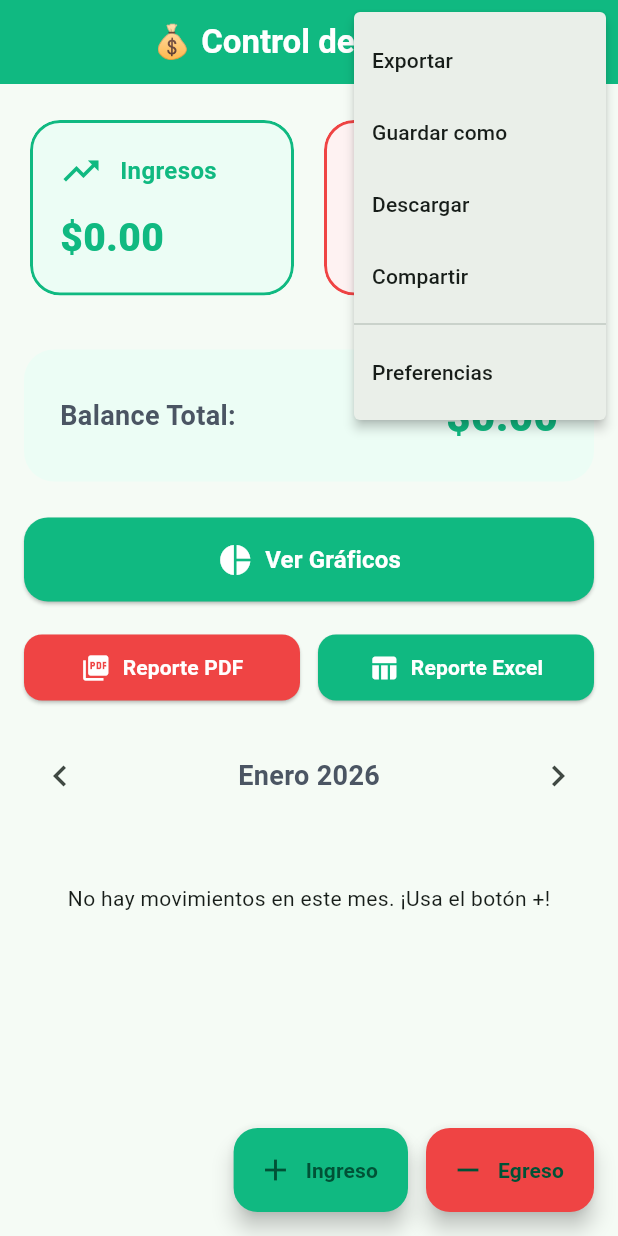
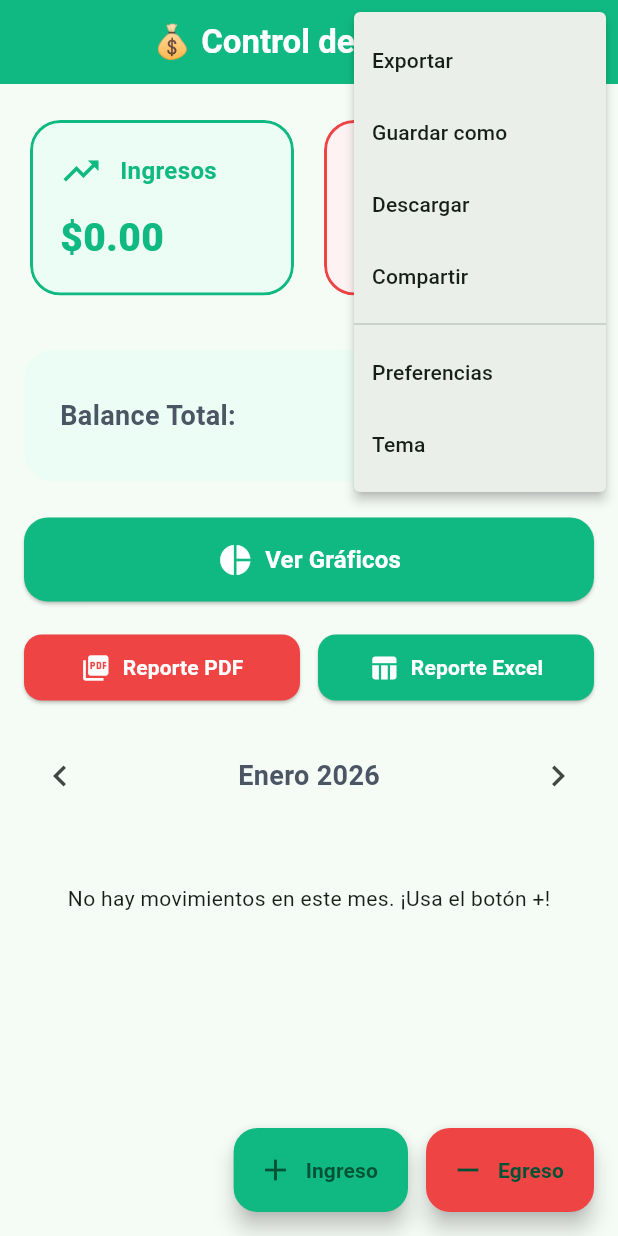
Before and after one commit to florenciaballonlp-create/Zentavo, a Flutter app: the screen it shows after launch, after a tap on the "more vert" icon, on a phone screen of 412 x 824 dp. Run offline on Flutter 3.47's test engine with Material 3 defaults, Android fonts, the phone set to English and light mode, and no system bars; our stand-ins replace file_picker, fl_chart, pdf, share_plus, shared_preferences; missing offline and left inert: excel.

Commit message:
feat: soporte para Dark Mode (tema oscuro)
- Agregado tema oscuro profesional con colores optimizados
- La app ahora sigue la configuración del sistema automáticamente
- Menú de "Tema" en el AppBar para cambiar: Sistema / Claro / Oscuro
- Preferencia de tema guardada en SharedPreferences
- Temas definidos: light y dark
- Material Design 3 con soporte completo para ambos modos
- Tests pasando (9/9 ✅)

```diff
--- a/lib/main.dart
+++ b/lib/main.dart
@@ -12,14 +12,62 @@ import 'package:file_picker/file_picker.dart';
 
 void main() => runApp(const ExpenseApp());
 
-class ExpenseApp extends StatelessWidget {
+class ExpenseApp extends StatefulWidget {
   const ExpenseApp({super.key});
+
+  @override
+  State<ExpenseApp> createState() => _ExpenseAppState();
+}
+
+class _ExpenseAppState extends State<ExpenseApp> {
+  late Future<ThemeMode> _themeModeFuture;
+
+  @override
+  void initState() {
+    super.initState();
+    _themeModeFuture = _loadThemeMode();
+  }
+
+  Future<ThemeMode> _loadThemeMode() async {
+    final prefs = await SharedPreferences.getInstance();
+    final themeModeString = prefs.getString('themeMode') ?? 'system';
+    switch (themeModeString) {
+      case 'light':
+        return ThemeMode.light;
+      case 'dark':
+        return ThemeMode.dark;
+      default:
+        return ThemeMode.system;
+    }
+  }
+
+  Future<void> _setThemeMode(ThemeMode mode) async {
+    final prefs = await SharedPreferences.getInstance();
+    String modeString;
+    switch (mode) {
+      case ThemeMode.light:
+        modeString = 'light';
+        break;
+      case ThemeMode.dark:
+        modeString = 'dark';
+        break;
+      case ThemeMode.system:
+        modeString = 'system';
+    }
+    await prefs.setString('themeMode', modeString);
+    setState(() {});
+  }
 
   @override
   Widget build(BuildContext context) {
+    return FutureBuilder<ThemeMode>(
+      future: _themeModeFuture,
+      builder: (context, snapshot) {
+        final themeMode = snapshot.data ?? ThemeMode.system;
         return MaterialApp(
           debugShowCheckedModeBanner: false,
           title: 'Control de Gastos',
+          themeMode: themeMode,
           theme: ThemeData(
             colorSchemeSeed: const Color(0xFF10B981),
             useMaterial3: true,
@@ -36,13 +84,35 @@ class ExpenseApp extends StatelessWidget {
               foregroundColor: Colors.white,
             ),
           ),
-      home: const HomePage(),
+          darkTheme: ThemeData(
+            colorSchemeSeed: const Color(0xFF10B981),
+            useMaterial3: true,
+            brightness: Brightness.dark,
+            cardTheme: CardThemeData(
+              elevation: 2,
+              shape: RoundedRectangleBorder(borderRadius: BorderRadius.circular(16)),
+              clipBehavior: Clip.antiAlias,
+              color: const Color(0xFF1E1E1E),
+            ),
+            appBarTheme: AppBarTheme(
+              elevation: 0,
+              centerTitle: true,
+              backgroundColor: const Color(0xFF10B981),
+              foregroundColor: Colors.white,
+            ),
+            scaffoldBackgroundColor: const Color(0xFF121212),
+          ),
+          home: HomePage(onThemeModeChanged: _setThemeMode),
+        );
+      },
     );
   }
 }
 
 class HomePage extends StatefulWidget {
-  const HomePage({super.key});
+  final Function(ThemeMode)? onThemeModeChanged;
+
+  const HomePage({super.key, this.onThemeModeChanged});
 
   @override
   State<HomePage> createState() => _HomePageState();
@@ -142,6 +212,59 @@ class _HomePageState extends State<HomePage> {
                 value: 'documents',
                 groupValue: _exportDefault,
                 onChanged: (v) { if (v != null) { _setExportDefault(v); Navigator.of(context).pop(); } },
+              ),
+            ],
+          ),
+          actions: [TextButton(onPressed: () => Navigator.of(context).pop(), child: const Text('Cerrar'))],
+        );
+      },
+    );
+  }
+
+  void _showThemeDialog() {
+    showDialog(
+      context: context,
+      builder: (_) {
+        return AlertDialog(
+          title: const Text('Tema de la aplicación'),
+          content: Column(
+            mainAxisSize: MainAxisSize.min,
+            children: [
+              RadioListTile<String>(
+                title: const Text('Seguir configuración del sistema'),
+                secondary: const Icon(Icons.brightness_auto),
+                value: 'system',
+                groupValue: 'system', // Se actualiza desde ExpenseApp
+                onChanged: (v) {
+                  Navigator.of(context).pop();
+                  if (widget.onThemeModeChanged != null) {
+                    widget.onThemeModeChanged!(ThemeMode.system);
+                  }
+                },
+              ),
+              RadioListTile<String>(
+                title: const Text('Modo claro'),
+                secondary: const Icon(Icons.light_mode),
+                value: 'light',
+                groupValue: 'light',
+                onChanged: (v) {
+                  Navigator.of(context).pop();
+                  if (widget.onThemeModeChanged != null) {
+                    widget.onThemeModeChanged!(ThemeMode.light);
+                  }
+                },
+              ),
+              RadioListTile<String>(
+                title: const Text('Modo oscuro'),
+                secondary: const Icon(Icons.dark_mode),
+                value: 'dark',
+                groupValue: 'dark',
+                onChanged: (v) {
+                  Navigator.of(context).pop();
+                  if (widget.onThemeModeChanged != null) {
+                    widget.onThemeModeChanged!(ThemeMode.dark);
+                  }
+                },
               ),
             ],
           ),
@@ -980,6 +1103,8 @@ class _HomePageState extends State<HomePage> {
                 _showShareDialog();
               } else if (value == 'prefs') {
                 _showExportPreferencesDialog();
+              } else if (value == 'tema') {
+                _showThemeDialog();
               }
             },
             itemBuilder: (ctx) => [
@@ -989,6 +1114,7 @@ class _HomePageState extends State<HomePage> {
               const PopupMenuItem(value: 'compartir', child: Text('Compartir')),
               const PopupMenuDivider(),
               const PopupMenuItem(value: 'prefs', child: Text('Preferencias')),
+              const PopupMenuItem(value: 'tema', child: Text('Tema')),
             ],
           ),
         ],
```
Lines whose indentation alone changed are shown as unchanged.
